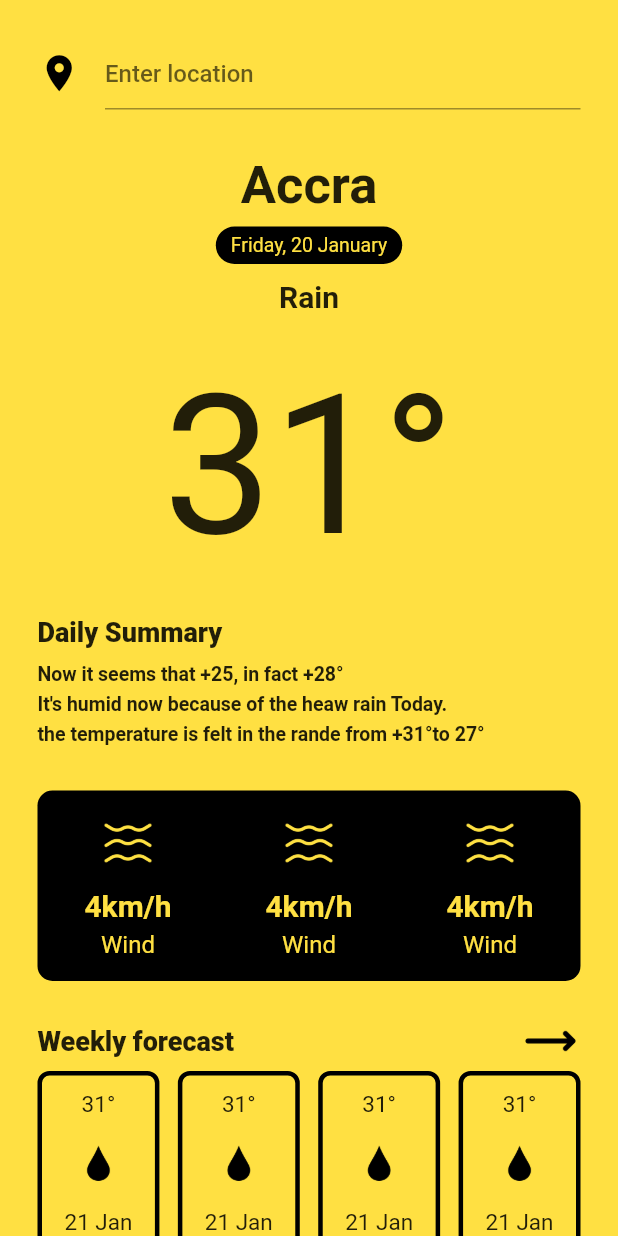
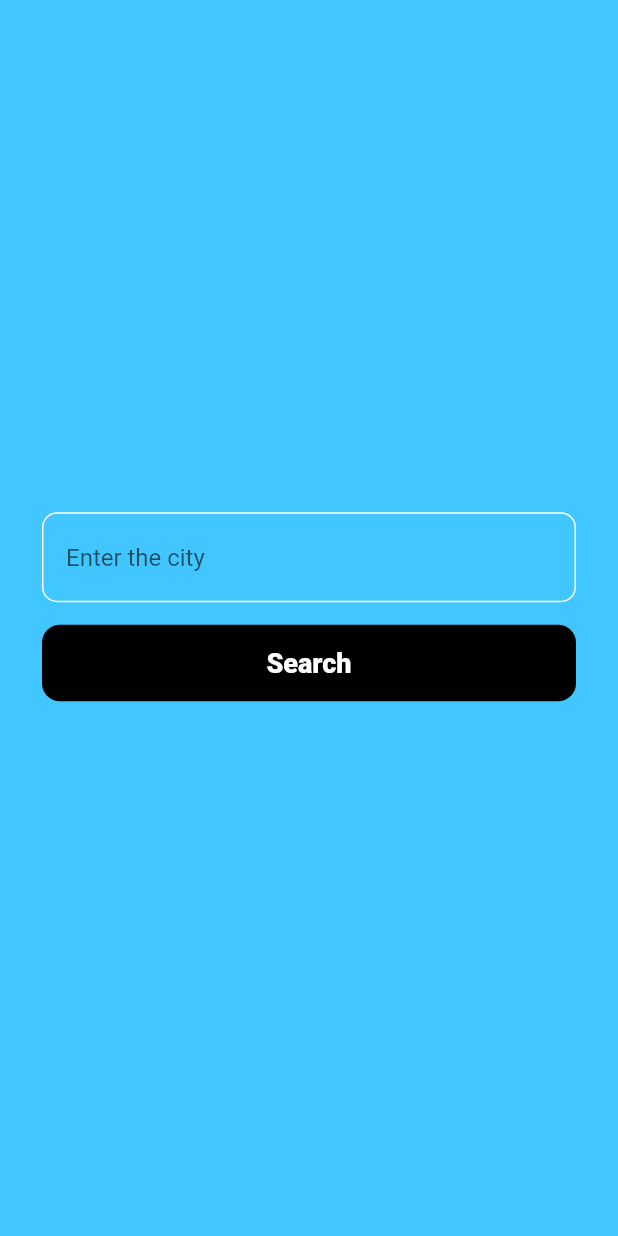
Before and after one commit to frimpsss/weather-app-flutter, a Flutter app: the screen it shows after launch, on a phone screen of 412 x 824 dp. Run offline on Flutter 3.47's test engine with Material 2 defaults, Android fonts, the phone set to English and light mode, and no system bars; our stand-ins replace google_fonts.

Commit message:
added search page and routing

```diff
--- a/lib/main.dart
+++ b/lib/main.dart
@@ -1,5 +1,6 @@
 import 'package:flutter/material.dart';
 import 'package:weather_app/pages/home.dart';
+import 'package:weather_app/pages/searchPage.dart';
 
 void main() {
   runApp(const MyApp());
@@ -12,9 +13,13 @@ class MyApp extends StatelessWidget {
   @override
   Widget build(BuildContext context) {
     return MaterialApp(
+      routes: {
+        '/': (context) => SearchPage(),
+        '/main': (context) => Home(),
+      },
+      initialRoute: '/',
       debugShowCheckedModeBanner: false,
       title: 'Flutter Demo',
-      home: Home(),
     );
   }
 }
--- a/lib/pages/home.dart
+++ b/lib/pages/home.dart
@@ -17,34 +17,31 @@ class _HomeState extends State<Home> {
           bottom: false,
           child: SingleChildScrollView(
             child: Padding(
-              padding: EdgeInsets.all(25),
-              child: Column(
+              padding: EdgeInsets.symmetric(horizontal: 25),
+              child: Stack(
                 children: [
-                  TextFormField(
-                    decoration: InputDecoration(
-                        hintText: "Enter location",
-                        icon: Icon(
-                          Icons.location_on,
+                  Positioned(
+                    left: 0,
+                    child: GestureDetector(
+                      onTap: () => {Navigator.pop(context)},
+                      child: Container(
+                        decoration: BoxDecoration(
                             color: Colors.black,
-                          size: 29,
-                        ),
-                        hintStyle: TextStyle(
-                          fontWeight: FontWeight.w500,
-                        ),
-                        focusedBorder: UnderlineInputBorder(
-                          borderSide: BorderSide(
-                            color: Colors.black,
+                            borderRadius: BorderRadius.circular(10)),
+                        child: Icon(
+                          Icons.arrow_left,
+                          size: 40,
+                          color: Colors.white,
                         ),
                       ),
-                        border: UnderlineInputBorder(
-                            borderSide: BorderSide(color: Colors.black))),
                     ),
-                  SizedBox(
-                    height: 30,
                   ),
+                  Column(
+                    children: [
                       Text(
                         "Accra",
-                    style: TextStyle(fontWeight: FontWeight.w600, fontSize: 35),
+                        style: TextStyle(
+                            fontWeight: FontWeight.w600, fontSize: 35),
                       ),
                       SizedBox(
                         height: 7,
@@ -53,7 +50,7 @@ class _HomeState extends State<Home> {
                         decoration: BoxDecoration(
                             color: Colors.black,
                             borderRadius: BorderRadius.circular(15)),
-                    padding: EdgeInsets.symmetric(
+                        padding: const EdgeInsets.symmetric(
                           horizontal: 10,
                           vertical: 5,
                         ),
@@ -70,7 +67,8 @@ class _HomeState extends State<Home> {
                       ),
                       Text(
                         "Rain",
-                    style: TextStyle(fontWeight: FontWeight.w700, fontSize: 20),
+                        style: TextStyle(
+                            fontWeight: FontWeight.w700, fontSize: 20),
                       ),
                       SizedBox(
                         height: 25,
@@ -170,6 +168,8 @@ class _HomeState extends State<Home> {
                         ],
                       )
                     ],
+                  )
+                ],
               ),
             ),
           ),
--- /dev/null
+++ b/lib/pages/searchPage.dart
@@ -0,0 +1,89 @@
+import 'package:flutter/material.dart';
+
+class SearchPage extends StatefulWidget {
+  const SearchPage({super.key});
+
+  @override
+  State<SearchPage> createState() => _SearchPageState();
+}
+
+class _SearchPageState extends State<SearchPage> {
+  String city = "";
+  @override
+  Widget build(BuildContext context) {
+    return Scaffold(
+      backgroundColor: Color.fromARGB(255, 66, 198, 255),
+      body: SafeArea(
+        child: Padding(
+          padding: const EdgeInsets.all(8.0),
+          child: Column(
+            mainAxisAlignment: MainAxisAlignment.center,
+            children: [
+              Row(
+                mainAxisAlignment: MainAxisAlignment.center,
+                children: [
+                  Expanded(
+                    child: Container(
+                        padding: const EdgeInsets.symmetric(
+                            horizontal: 15, vertical: 5),
+                        margin: const EdgeInsets.symmetric(horizontal: 20),
+                        decoration: BoxDecoration(
+                            border: Border.all(color: Colors.white),
+                            borderRadius: BorderRadius.circular(10)),
+                        child: InputField()),
+                  ),
+                ],
+              ),
+              GestureDetector(
+                onTap: () => {Navigator.pushNamed(context, '/main')},
+                child: Row(
+                  mainAxisAlignment: MainAxisAlignment.center,
+                  children: [
+                    Expanded(
+                        child: Container(
+                      margin:
+                          EdgeInsets.symmetric(horizontal: 20, vertical: 15),
+                      padding: EdgeInsets.all(15),
+                      decoration: BoxDecoration(
+                          color: Colors.black,
+                          borderRadius: BorderRadius.circular(12)),
+                      child: Center(
+                        child: Text(
+                          "Search",
+                          style: TextStyle(
+                              color: Colors.white,
+                              fontWeight: FontWeight.w800,
+                              fontSize: 18),
+                        ),
+                      ),
+                    )),
+                  ],
+                ),
+              )
+            ],
+          ),
+        ),
+      ),
+    );
+  }
+}
+
+class InputField extends StatefulWidget {
+  const InputField({super.key});
+
+  @override
+  State<InputField> createState() => _InputFieldState();
+}
+
+class _InputFieldState extends State<InputField> {
+  @override
+  Widget build(BuildContext context) {
+    return TextField(
+      onChanged: (value) => {debugPrint(value)},
+      decoration: const InputDecoration(
+        hintText: "Enter the city",
+        border: InputBorder.none,
+      ),
+    );
+  }
+}
```
Also changed, not shown: ss/ss.png (deleted), ss/ss1.png (added), ss/ss2.png (added), 4 other files. Lines whose indentation alone changed are shown as unchanged.
